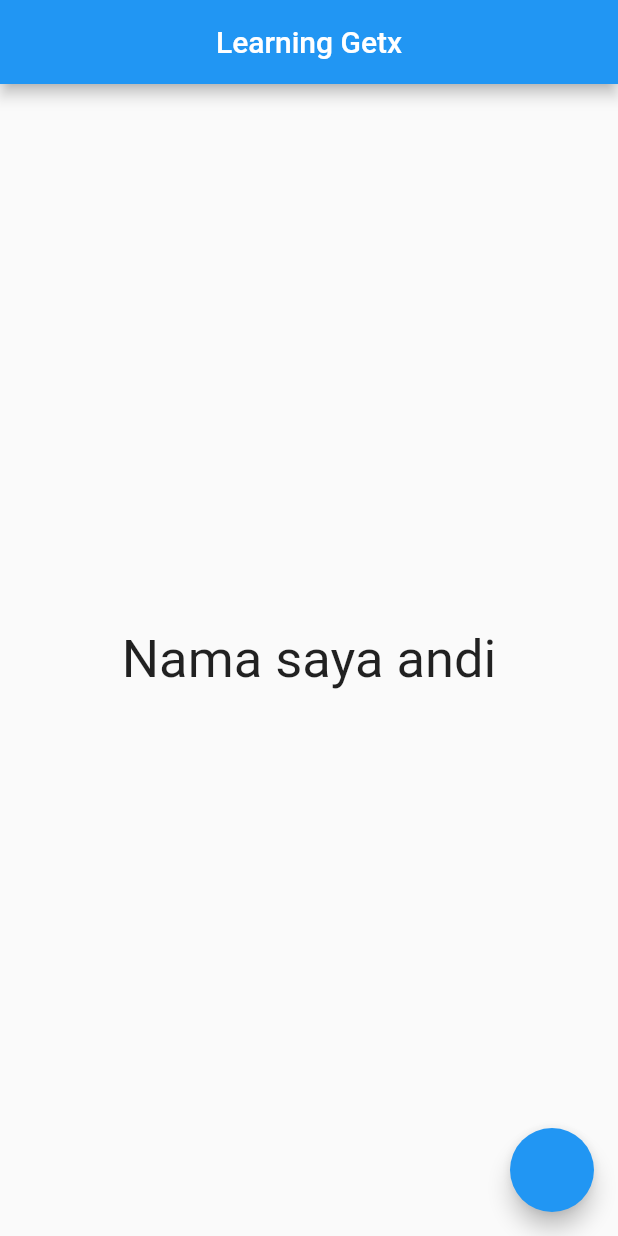
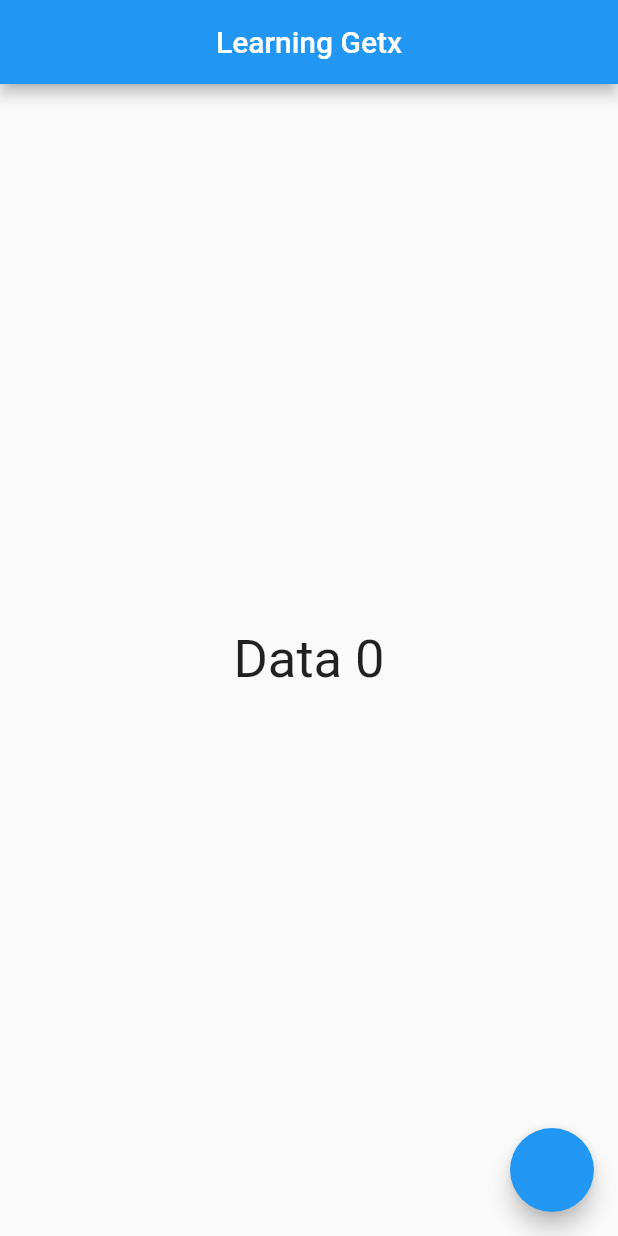
Before and after one commit to matuladaandi/belajar_getx_basic, a Flutter app: the screen it shows after launch, on a phone screen of 412 x 824 dp. Run offline on Flutter 3.47's test engine with Material 2 defaults, Android fonts, the phone set to English and light mode, and no system bars; our stand-ins replace get.

Commit message:
counter controller with obx-Reactive

```diff
--- /dev/null
+++ b/lib/controllers/counter_controller.dart
@@ -0,0 +1,9 @@
+import 'package:get/get.dart';
+
+class CounterController extends GetxController {
+  var counter =0.obs;
+
+  void increment(){
+    counter++;
+  }
+}
--- a/lib/controllers/orang_controller.dart
+++ /dev/null
@@ -1,10 +0,0 @@
-import 'package:get/get.dart';
-import 'package:getx/models/orang.dart';
-
-class OrangController extends GetxController {
-  var orangInstanceController = Orang(); //  hasil import dari class Orang() yang ada  dimodel
-
-  void changeUpperCase(){
-    orangInstanceController.nama.value = orangInstanceController.nama.value.toUpperCase();
-  }
-}
--- a/lib/main.dart
+++ b/lib/main.dart
@@ -1,8 +1,9 @@
 import 'package:flutter/material.dart';
 import 'package:get/get.dart';
-import 'package:getx/controllers/orang_controller.dart';
+import 'package:getx/controllers/counter_controller.dart';
 
 void main() {
+  // ignore: prefer_const_constructors
   runApp(MyApp());
 }
 
@@ -10,10 +11,11 @@ void main() {
 class MyApp extends StatelessWidget {
   MyApp({super.key});
 
-  var orangC = Get.put(OrangController());
+  final counterContrl = Get.put(CounterController());
 
   @override
   Widget build(BuildContext context) {
+
     return MaterialApp(
       debugShowCheckedModeBanner: false,
       home: Scaffold(
@@ -24,14 +26,16 @@ class MyApp extends StatelessWidget {
         body: Center(
           child: Obx(
             () => Text(
-              'Nama saya ${orangC.orangInstanceController.nama}',
+              'Data ${counterContrl.counter}',
               style: const TextStyle(fontSize: 35),
             ),
           ),
         ),
-        floatingActionButton: FloatingActionButton(onPressed: () {
-          orangC.changeUpperCase();
-        },),
+        floatingActionButton: FloatingActionButton(
+          onPressed: () {
+            counterContrl.increment();
+          },
+        ),
       ),
     );
   }
--- a/lib/models/orang.dart
+++ /dev/null
@@ -1,6 +0,0 @@
-import 'package:get/get.dart';
-
-class Orang {
-  var nama = 'andi'.obs;
-  var umur = 23.obs;
-}
```
Also changed, not shown: 1 other file.
